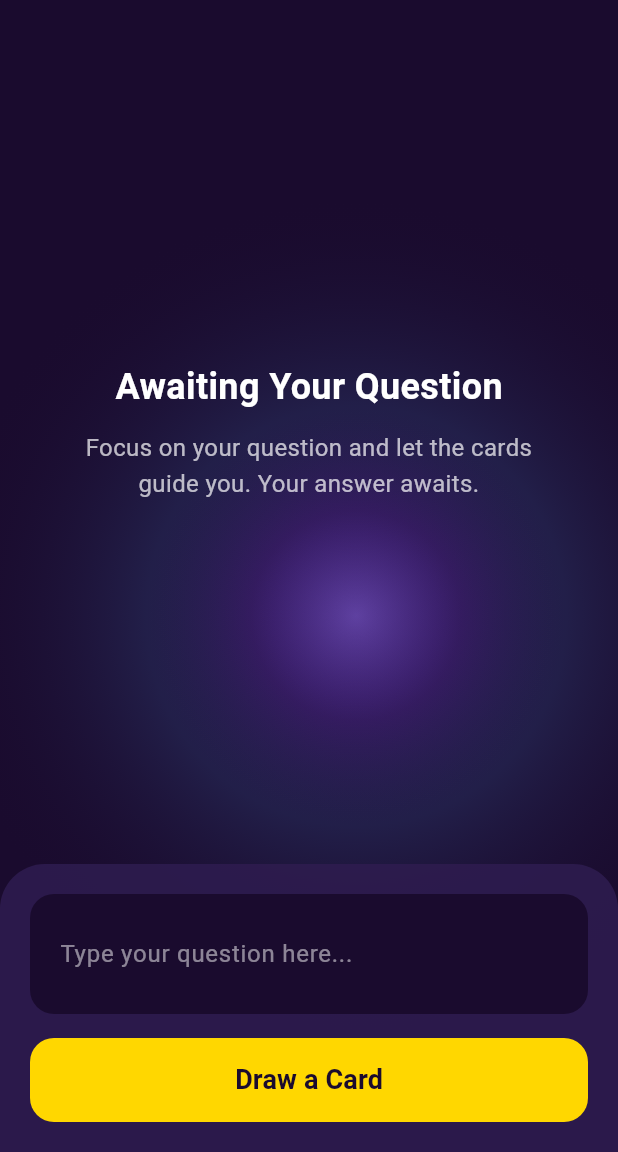
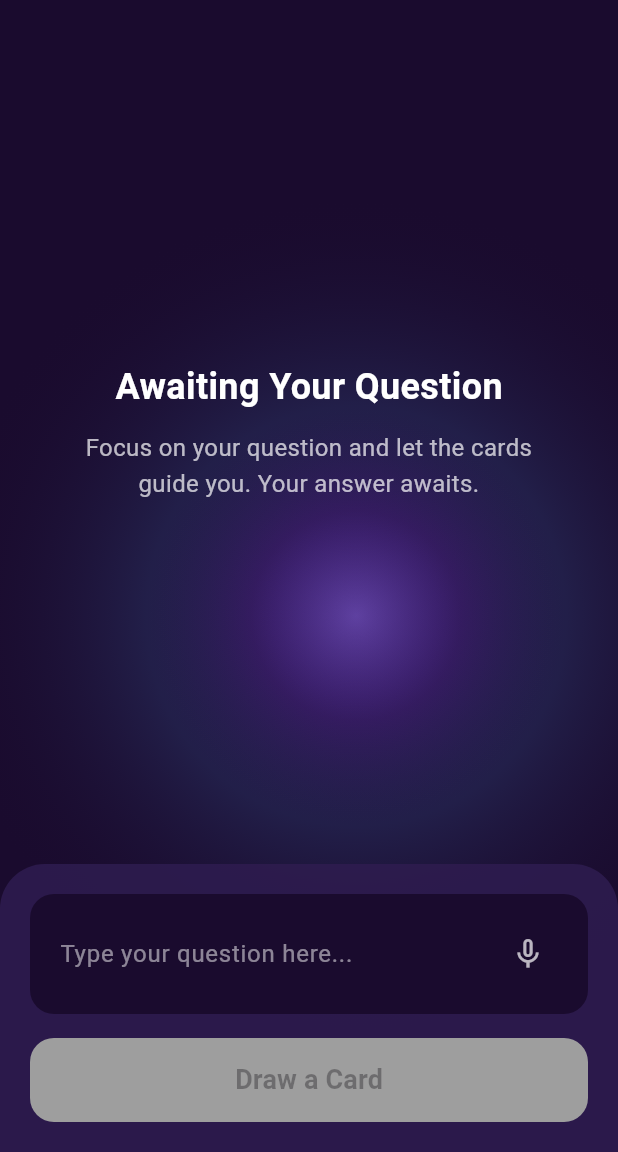
Before and after one commit to newhyunsu/taro_global, a Flutter app: the screen it shows after launch, on a phone screen of 412 x 824 dp, the part 84-1236 px from its top. Run offline on Flutter 3.47's test engine with Material 3 defaults, Android fonts, the phone set to English and light mode, and no system bars; drawn by our look-alikes of toastification; our stand-ins replace app_links, device_info_plus, dio, firebase_analytics, firebase_core, firebase_messaging and 15 more; missing offline and left inert: app_badge_plus, app_tracking_transparency, dio_brotli_transformer, slang, webview_flutter_wkwebview; accounts and stored records are empty; generated files the repository leaves out were written again; network calls fail; project files that could hold a hidden picture were left out.

Commit message:
타로에 음성인식 기능 추가중

```diff
--- /dev/null
+++ b/taro/lib/provider/question_provider.dart
@@ -0,0 +1,17 @@
+import 'package:flutter_riverpod/flutter_riverpod.dart';
+
+class QuestionNotifier extends StateNotifier<String> {
+  QuestionNotifier() : super('');
+
+  void updateQuestion(String question) {
+    state = question;
+  }
+
+  void clearQuestion() {
+    state = '';
+  }
+}
+
+final questionProvider = StateNotifierProvider<QuestionNotifier, String>((ref) {
+  return QuestionNotifier();
+});
--- a/taro/lib/screen/home/home_widget.dart
+++ b/taro/lib/screen/home/home_widget.dart
@@ -1,27 +1,31 @@
 import 'dart:math' as math;
 
 import 'package:flutter/material.dart';
+import 'package:flutter_riverpod/flutter_riverpod.dart';
 import 'package:taro/router/go_router.dart';
 import 'package:taro/screen/home/widget/magic_light.dart';
-import 'package:taro/screen/home/widget/tarot_history_widget.dart';
 import 'package:taro/screen/home/widget/tarot_menu_drawer.dart';
+import 'package:taro/screen/home/widget/home_header_widget.dart';
+import 'package:taro/screen/home/widget/question_input_widget.dart';
+import 'package:taro/screen/home/widget/draw_card_button.dart';
 import 'package:taro/i18n/strings.g.dart';
+import 'package:taro/provider/animation_provider.dart';
 
-class HomeWidget extends StatefulWidget {
+class HomeWidget extends ConsumerStatefulWidget {
   const HomeWidget({super.key});
 
   @override
-  State<HomeWidget> createState() => _HomeWidgetState();
+  ConsumerState<HomeWidget> createState() => _HomeWidgetState();
 }
 
-class _HomeWidgetState extends State<HomeWidget> with TickerProviderStateMixin {
+class _HomeWidgetState extends ConsumerState<HomeWidget>
+    with TickerProviderStateMixin {
   late AnimationController _magicLightController;
   late Animation<double> _magicAnimationX;
   late Animation<double> _magicAnimationY;
   late AnimationController _cardAnimationController;
   late Animation<double> _cardGlowAnimation;
 
-  final TextEditingController _questionController = TextEditingController();
   final GlobalKey<ScaffoldState> _scaffoldKey = GlobalKey<ScaffoldState>();
 
   @override
@@ -57,13 +61,25 @@ class _HomeWidgetState extends State<HomeWidget> with TickerProviderStateMixin {
         curve: Curves.easeInOut,
       ),
     );
+
+    // Provider에 애니메이션 값 업데이트
+    _magicLightController.addListener(() {
+      ref
+          .read(animationProvider.notifier)
+          .updateMagicAnimation(_magicAnimationX.value, _magicAnimationY.value);
+    });
+
+    _cardAnimationController.addListener(() {
+      ref
+          .read(animationProvider.notifier)
+          .updateCardGlow(_cardGlowAnimation.value);
+    });
   }
 
   @override
   void dispose() {
     _magicLightController.dispose();
     _cardAnimationController.dispose();
-    _questionController.dispose();
     super.dispose();
   }
 
@@ -75,6 +91,7 @@ class _HomeWidgetState extends State<HomeWidget> with TickerProviderStateMixin {
   Widget build(BuildContext context) {
     final screenSize = MediaQuery.of(context).size;
     final t = Translations.of(context);
+    final animationState = ref.watch(animationProvider);
 
     return Scaffold(
       key: _scaffoldKey,
@@ -121,57 +138,21 @@ class _HomeWidgetState extends State<HomeWidget> with TickerProviderStateMixin {
         child: Stack(
           children: [
             // 배경 마법 광원 효과
-            AnimatedBuilder(
-              animation: _magicLightController,
-              builder: (context, child) {
-                return CustomPaint(
-                  size: screenSize,
-                  painter: MagicLightPainter(
-                    animationX: _magicAnimationX.value,
-                    animationY: _magicAnimationY.value,
-                    screenWidth: screenSize.width,
-                    screenHeight: screenSize.height,
-                  ),
-                );
-              },
+            CustomPaint(
+              size: screenSize,
+              painter: MagicLightPainter(
+                animationX: animationState.magicAnimationX,
+                animationY: animationState.magicAnimationY,
+                screenWidth: screenSize.width,
+                screenHeight: screenSize.height,
+              ),
             ),
             // 메인 컨텐츠
             SafeArea(
               child: Column(
                 children: [
                   // 타로 카드 영역
-                  Expanded(
-                    child: Center(
-                      child: Column(
-                        mainAxisAlignment: MainAxisAlignment.center,
-                        children: [
-                          // 타로 카드
-                          // 안내 텍스트
-                          Text(
-                            t.home.awaitingQuestion,
-                            style: const TextStyle(
-                              color: Colors.white,
-                              fontSize: 24,
-                              fontWeight: FontWeight.bold,
-                            ),
-                          ),
-                          const SizedBox(height: 12),
-                          Padding(
-                            padding: const EdgeInsets.symmetric(horizontal: 40),
-                            child: Text(
-                              t.home.focusMessage,
-                              textAlign: TextAlign.center,
-                              style: TextStyle(
-                                color: Colors.white.withOpacity(0.7),
-                                fontSize: 16,
-                                height: 1.5,
-                              ),
-                            ),
-                          ),
-                        ],
-                      ),
-                    ),
-                  ),
+                  const Expanded(child: HomeHeaderWidget()),
                   // 하단 입력 영역
                   Container(
                     padding: const EdgeInsets.all(20),
@@ -182,64 +163,14 @@ class _HomeWidgetState extends State<HomeWidget> with TickerProviderStateMixin {
                         topRight: Radius.circular(30),
                       ),
                     ),
-                    child: Column(
+                    child: const Column(
                       mainAxisSize: MainAxisSize.min,
                       children: [
                         // 질문 입력 필드
-                        Container(
-                          padding: const EdgeInsets.symmetric(
-                            horizontal: 20,
-                            vertical: 16,
-                          ),
-                          decoration: BoxDecoration(
-                            color: const Color(0xFF1A0B2E),
-                            borderRadius: BorderRadius.circular(16),
-                          ),
-                          child: TextField(
-                            controller: _questionController,
-                            style: const TextStyle(
-                              color: Colors.white,
-                              fontSize: 16,
-                            ),
-                            decoration: InputDecoration(
-                              hintText: t.home.questionHint,
-                              hintStyle: TextStyle(
-                                color: Colors.white.withOpacity(0.5),
-                                fontSize: 16,
-                              ),
-                              border: InputBorder.none,
-                              contentPadding: EdgeInsets.zero,
-                            ),
-                            maxLines: 3,
-                            minLines: 1,
-                          ),
-                        ),
-                        const SizedBox(height: 16),
+                        QuestionInputWidget(),
+                        SizedBox(height: 16),
                         // Draw a Card 버튼
-                        SizedBox(
-                          width: double.infinity,
-                          height: 56,
-                          child: ElevatedButton(
-                            onPressed: () {
-                              // TODO: 카드 뽑기 로직
-                            },
-                            style: ElevatedButton.styleFrom(
-                              backgroundColor: const Color(0xFFFFD700),
-                              foregroundColor: const Color(0xFF1A0B2E),
-                              shape: RoundedRectangleBorder(
-                                borderRadius: BorderRadius.circular(16),
-                              ),
-                              elevation: 0,
-                            ),
-                            child: Text(
-                              t.home.drawCard,
-                              style: const TextStyle(
-                                fontSize: 18,
-                                fontWeight: FontWeight.bold,
-                              ),
-                            ),
-                          ),
-                        ),
+                        DrawCardButton(),
                       ],
                     ),
                   ),
--- /dev/null
+++ b/taro/lib/screen/home/widget/draw_card_button.dart
@@ -0,0 +1,39 @@
+import 'package:flutter/material.dart';
+import 'package:flutter_riverpod/flutter_riverpod.dart';
+import 'package:taro/i18n/strings.g.dart';
+import 'package:taro/provider/question_provider.dart';
+
+class DrawCardButton extends ConsumerWidget {
+  const DrawCardButton({super.key});
+
+  @override
+  Widget build(BuildContext context, WidgetRef ref) {
+    final t = Translations.of(context);
+    final question = ref.watch(questionProvider);
+
+    return SizedBox(
+      width: double.infinity,
+      height: 56,
+      child: ElevatedButton(
+        onPressed: question.isEmpty
+            ? null
+            : () {
+                // TODO: 카드 뽑기 로직
+              },
+        style: ElevatedButton.styleFrom(
+          backgroundColor: const Color(0xFFFFD700),
+          foregroundColor: const Color(0xFF1A0B2E),
+          disabledBackgroundColor: Colors.grey,
+          shape: RoundedRectangleBorder(
+            borderRadius: BorderRadius.circular(16),
+          ),
+          elevation: 0,
+        ),
+        child: Text(
+          t.home.drawCard,
+          style: const TextStyle(fontSize: 18, fontWeight: FontWeight.bold),
+        ),
+      ),
+    );
+  }
+}
--- /dev/null
+++ b/taro/lib/screen/home/widget/home_header_widget.dart
@@ -0,0 +1,40 @@
+import 'package:flutter/material.dart';
+import 'package:taro/i18n/strings.g.dart';
+
+class HomeHeaderWidget extends StatelessWidget {
+  const HomeHeaderWidget({super.key});
+
+  @override
+  Widget build(BuildContext context) {
+    final t = Translations.of(context);
+
+    return Center(
+      child: Column(
+        mainAxisAlignment: MainAxisAlignment.center,
+        children: [
+          Text(
+            t.home.awaitingQuestion,
+            style: const TextStyle(
+              color: Colors.white,
+              fontSize: 24,
+              fontWeight: FontWeight.bold,
+            ),
+          ),
+          const SizedBox(height: 12),
+          Padding(
+            padding: const EdgeInsets.symmetric(horizontal: 40),
+            child: Text(
+              t.home.focusMessage,
+              textAlign: TextAlign.center,
+              style: TextStyle(
+                color: Colors.white.withOpacity(0.7),
+                fontSize: 16,
+                height: 1.5,
+              ),
+            ),
+          ),
+        ],
+      ),
+    );
+  }
+}
--- /dev/null
+++ b/taro/lib/screen/home/widget/question_input_widget.dart
@@ -0,0 +1,108 @@
+import 'package:flutter/material.dart';
+import 'package:flutter_riverpod/flutter_riverpod.dart';
+import 'package:taro/i18n/strings.g.dart';
+import 'package:taro/provider/question_provider.dart';
+import 'package:taro/provider/speech_provider.dart';
+
+class QuestionInputWidget extends ConsumerStatefulWidget {
+  const QuestionInputWidget({super.key});
+
+  @override
+  ConsumerState<QuestionInputWidget> createState() =>
+      _QuestionInputWidgetState();
+}
+
+class _QuestionInputWidgetState extends ConsumerState<QuestionInputWidget> {
+  final TextEditingController _controller = TextEditingController();
+
+  @override
+  void initState() {
+    super.initState();
+    _controller.addListener(() {
+      ref.read(questionProvider.notifier).updateQuestion(_controller.text);
+    });
+  }
+
+  @override
+  void dispose() {
+    _controller.dispose();
+    super.dispose();
+  }
+
+  @override
+  Widget build(BuildContext context) {
+    final t = Translations.of(context);
+    final speechState = ref.watch(speechProvider);
+    final localeCode = LocaleSettings.currentLocale.languageCode;
+
+    // 음성 인식 텍스트를 TextField에 동기화
+    ref.listen(speechProvider, (previous, next) {
+      if (next.recognizedText != _controller.text) {
+        _controller.text = next.recognizedText;
+        _controller.selection = TextSelection.fromPosition(
+          TextPosition(offset: _controller.text.length),
+        );
+      }
+
+      // 에러 표시
+      if (next.error != null) {
+        ScaffoldMessenger.of(
+          context,
+        ).showSnackBar(SnackBar(content: Text(next.error!)));
+      }
+    });
+
+    return Container(
+      padding: const EdgeInsets.symmetric(horizontal: 20, vertical: 16),
+      decoration: BoxDecoration(
+        color: const Color(0xFF1A0B2E),
+        borderRadius: BorderRadius.circular(16),
+      ),
+      child: Row(
+        children: [
+          Expanded(
+            child: TextField(
+              controller: _controller,
+              style: const TextStyle(color: Colors.white, fontSize: 16),
+              decoration: InputDecoration(
+                hintText: t.home.questionHint,
+                hintStyle: TextStyle(
+                  color: Colors.white.withOpacity(0.5),
+                  fontSize: 16,
+                ),
+                border: InputBorder.none,
+                contentPadding: EdgeInsets.zero,
+              ),
+              maxLines: 3,
+              minLines: 1,
+            ),
+          ),
+          const SizedBox(width: 8),
+          // 음성 입력 버튼
+          InkWell(
+            onTap: () {
+              ref.read(speechProvider.notifier).toggleListening(localeCode);
+            },
+            borderRadius: BorderRadius.circular(8),
+            child: Container(
+              padding: const EdgeInsets.all(8),
+              decoration: BoxDecoration(
+                color: speechState.isListening
+                    ? const Color(0xFFFFD700).withOpacity(0.2)
+                    : Colors.transparent,
+                borderRadius: BorderRadius.circular(8),
+              ),
+              child: Icon(
+                speechState.isListening ? Icons.mic : Icons.mic_none,
+                color: speechState.isListening
+                    ? const Color(0xFFFFD700)
+                    : Colors.white.withOpacity(0.7),
+                size: 24,
+              ),
+            ),
+          ),
+        ],
+      ),
+    );
+  }
+}
--- a/taro/pubspec.yaml
+++ b/taro/pubspec.yaml
@@ -93,6 +93,8 @@ dependencies:
 
   slang: ^4.11.0
   slang_flutter: ^4.11.0
+  # text to speech
+  speech_to_text: ^7.3.0
 
 dev_dependencies:
   flutter_test:
```
Also changed, not shown: taro/lib/provider/animation_provider.dart (added, +50 -0 lines), taro/lib/provider/speech_provider.dart (added, +107 -0 lines), taro/pubspec.lock, 5 other files.
